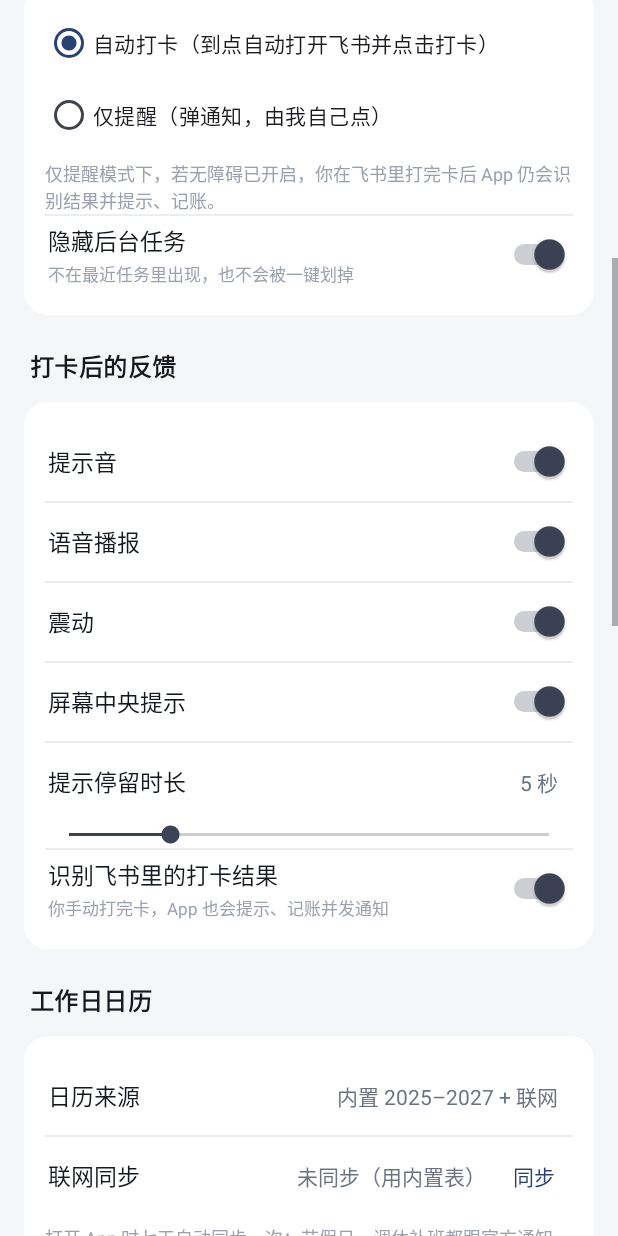
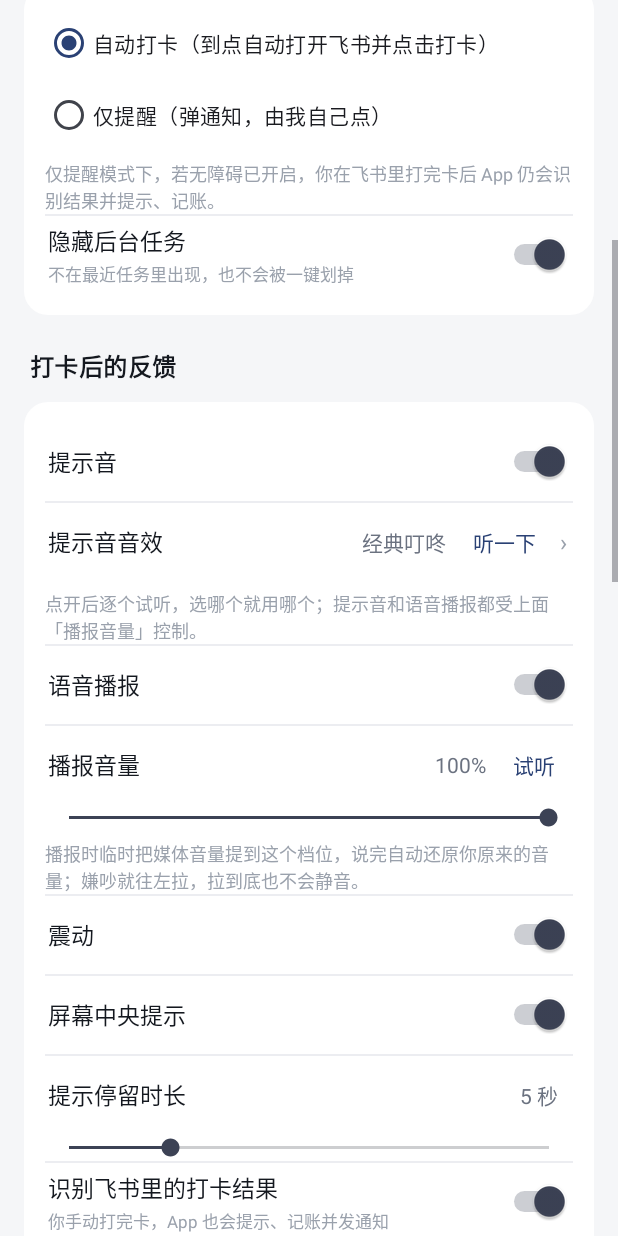
Before and after one commit to 6I0IM77/auto-clock-in, an Android app: the SettingsActivity screen opened directly, with no data from a screen before it, scrolled down 576 dp, on a phone screen of 412 x 824 dp. Run offline under Robolectric (Android 15) with nearby library versions, the phone set to English and light mode, and no system bars; libraries missing offline, so code that uses them is left out: rikka.shizuku.

Commit message:
v1.0.1：新增播报音量与提示音多选，修复误点消息列表「假勤」与人脸识别误报
- 设置：新增「播报音量」滑块（10~100%）+ 试听，播完自动还原媒体音量
- 设置：提示音多选（经典叮咚/清脆双响/电子确认/上扬提示/系统通知音），列表内点一下即试听
- 修复：进飞书时只在底部悬浮栏/标签栏寻找「假勤」入口，不再点消息列表里的同名会话
- 修复：人脸识别/活体检测期间只等待，必须看到「已打卡 HH:mm」才判成功
- 提示音改走媒体音量通道，与语音播报统一受播报音量控制
- versionCode 45

```diff
--- a/app/build.gradle.kts
+++ b/app/build.gradle.kts
@@ -11,7 +11,7 @@ android {
         applicationId = "com.shuangka.punch"
         minSdk = 26
         targetSdk = 34
-        versionCode = 41
+        versionCode = 45
         versionName = "1.0"
     }
 
--- a/app/src/main/java/com/shuangka/punch/data/PunchConfig.kt
+++ b/app/src/main/java/com/shuangka/punch/data/PunchConfig.kt
@@ -109,6 +109,11 @@ object PunchConfig {
     // ---------- 反馈 ----------
 
     fun soundOn(): Boolean = p.getBoolean("fb_sound", true)
+
+    /** 提示音音效序号（对应 Feedback.SOUND_STYLES，默认 0 = 经典叮咚） */
+    fun soundStyle(): Int = p.getInt("sound_style", 0).coerceIn(0, 4)
+
+    fun setSoundStyle(v: Int) = p.edit().putInt("sound_style", v.coerceIn(0, 4)).apply()
     fun voiceOn(): Boolean = p.getBoolean("fb_voice", true)
     fun vibrateOn(): Boolean = p.getBoolean("fb_vibrate", true)
     fun overlayOn(): Boolean = p.getBoolean("fb_overlay", true)
@@ -125,6 +130,11 @@ object PunchConfig {
     fun setVoiceOn(v: Boolean) = p.edit().putBoolean("fb_voice", v).apply()
     fun setVibrateOn(v: Boolean) = p.edit().putBoolean("fb_vibrate", v).apply()
     fun setOverlayOn(v: Boolean) = p.edit().putBoolean("fb_overlay", v).apply()
+
+    /** 语音播报的音量百分比（10~100，默认 100）——播报时临时把媒体音量拉到这个档，播完还原 */
+    fun voiceVolume(): Int = p.getInt("voice_vol", 100).coerceIn(10, 100)
+
+    fun setVoiceVolume(v: Int) = p.edit().putInt("voice_vol", v.coerceIn(10, 100)).apply()
 
     /** 屏幕中央提示停留几秒（1~20，默认 5） */
     fun tipSeconds(): Int = p.getInt("tip_seconds", 5).coerceIn(1, 20)
--- a/app/src/main/java/com/shuangka/punch/ui/SettingsActivity.kt
+++ b/app/src/main/java/com/shuangka/punch/ui/SettingsActivity.kt
@@ -28,6 +28,7 @@ import com.shuangka.punch.core.KeepAlive
 import com.shuangka.punch.core.PunchScheduler
 import com.shuangka.punch.core.PunchService
 import com.shuangka.punch.core.engine.AccessibilityUiController
+import com.shuangka.punch.core.feedback.Feedback
 import com.shuangka.punch.core.engine.EnginePicker
 import com.shuangka.punch.core.engine.ShizukuHelper
 import com.shuangka.punch.data.HolidayCalendar
@@ -71,6 +72,10 @@ class SettingsActivity : AppCompatActivity() {
     private lateinit var sbTipSeconds: SeekBar
     private lateinit var tvTipSeconds: TextView
 
+    private lateinit var sbVoiceVolume: SeekBar
+    private lateinit var tvVoiceVolume: TextView
+    private lateinit var tvSoundStyle: TextView
+
     private lateinit var etNavPath: EditText
     private lateinit var etInBtn: EditText
     private lateinit var etOutBtn: EditText
@@ -113,6 +118,10 @@ class SettingsActivity : AppCompatActivity() {
 
         sbTipSeconds = findViewById(R.id.sbTipSeconds)
         tvTipSeconds = findViewById(R.id.tvTipSeconds)
+
+        sbVoiceVolume = findViewById(R.id.sbVoiceVolume)
+        tvVoiceVolume = findViewById(R.id.tvVoiceVolume)
+        tvSoundStyle = findViewById(R.id.tvSoundStyle)
 
         etNavPath = findViewById(R.id.etNavPath)
         etInBtn = findViewById(R.id.etInBtn)
@@ -175,6 +184,33 @@ class SettingsActivity : AppCompatActivity() {
             override fun onStartTrackingTouch(bar: SeekBar) {}
             override fun onStopTrackingTouch(bar: SeekBar) {}
         })
+
+        // 语音播报音量（10%~100%，播报时临时抬高媒体音量）
+        sbVoiceVolume.progress = PunchConfig.voiceVolume() - 10
+        tvVoiceVolume.text = "${PunchConfig.voiceVolume()}%"
+        sbVoiceVolume.setOnSeekBarChangeListener(object : SeekBar.OnSeekBarChangeListener {
+            override fun onProgressChanged(bar: SeekBar, progress: Int, fromUser: Boolean) {
+                val vol = (progress + 10).coerceIn(10, 100)
+                tvVoiceVolume.text = "$vol%"
+                if (fromUser) PunchConfig.setVoiceVolume(vol)
+            }
+
+            override fun onStartTrackingTouch(bar: SeekBar) {}
+
+            override fun onStopTrackingTouch(bar: SeekBar) {
+                tvVoiceVolume.text = "${PunchConfig.voiceVolume()}%"
+                Feedback.speak(this@SettingsActivity, "语音播报音量 ${PunchConfig.voiceVolume()}%")
+            }
+        })
+        findViewById<TextView>(R.id.btnVoiceTest).setOnClickListener {
+            Feedback.speak(this, "上班打卡成功，现在是早上九点二十二分")
+            toast("试听中，音量 ${PunchConfig.voiceVolume()}%")
+        }
+
+        // 提示音音效：点开单选，点一下就响，方便逐个对比
+        tvSoundStyle.text = Feedback.styleLabel(PunchConfig.soundStyle())
+        findViewById<LinearLayout>(R.id.rowSoundStyle).setOnClickListener { pickSoundStyle() }
+        findViewById<TextView>(R.id.btnSoundTest).setOnClickListener { Feedback.playSound(this) }
 
         swSound.setOnCheckedChangeListener { _, v -> PunchConfig.setSoundOn(v) }
         swVoice.setOnCheckedChangeListener { _, v -> PunchConfig.setVoiceOn(v) }
@@ -365,6 +401,20 @@ class SettingsActivity : AppCompatActivity() {
                 refreshTimeLabels()
                 dialog.dismiss()
             }
+            .show()
+    }
+
+    /** 选提示音：点哪个立刻响哪个，对话框不关，方便来回对比 */
+    private fun pickSoundStyle() {
+        val labels = Feedback.SOUND_STYLES.map { it.label }.toTypedArray()
+        androidx.appcompat.app.AlertDialog.Builder(this)
+            .setTitle("选提示音（点一下试听）")
+            .setSingleChoiceItems(labels, PunchConfig.soundStyle()) { _, which ->
+                PunchConfig.setSoundStyle(which)
+                tvSoundStyle.text = Feedback.styleLabel(which)
+                Feedback.playSound(this)
+            }
+            .setNegativeButton("关闭", null)
             .show()
     }
 
--- a/app/src/main/res/layout/activity_settings.xml
+++ b/app/src/main/res/layout/activity_settings.xml
@@ -181,10 +181,37 @@
 
             <View style="@style/Divider" />
 
+            <LinearLayout android:id="@+id/rowSoundStyle" style="@style/Row">
+                <TextView style="@style/RowLabel" android:text="提示音音效" />
+                <TextView android:id="@+id/tvSoundStyle" style="@style/RowValue" android:text="经典叮咚" />
+                <TextView android:id="@+id/btnSoundTest" style="@style/LinkText" android:text="听一下" />
+                <TextView style="@style/Chevron" />
+            </LinearLayout>
+
+            <TextView style="@style/NoteText" android:text="点开后逐个试听，选哪个就用哪个；提示音和语音播报都受上面「播报音量」控制。" />
+
+            <View style="@style/Divider" />
+
             <LinearLayout style="@style/Row">
                 <TextView style="@style/RowLabel" android:text="语音播报" />
                 <Switch android:id="@+id/swVoice" android:layout_width="wrap_content" android:layout_height="wrap_content" />
             </LinearLayout>
+
+            <View style="@style/Divider" />
+
+            <LinearLayout style="@style/Row">
+                <TextView style="@style/RowLabel" android:text="播报音量" />
+                <TextView android:id="@+id/tvVoiceVolume" style="@style/RowValue" android:text="100%" />
+                <TextView android:id="@+id/btnVoiceTest" style="@style/LinkText" android:text="试听" />
+            </LinearLayout>
+
+            <SeekBar
+                android:id="@+id/sbVoiceVolume"
+                android:layout_width="match_parent"
+                android:layout_height="wrap_content"
+                android:max="90" />
+
+            <TextView style="@style/NoteText" android:text="播报时临时把媒体音量提到这个档位，说完自动还原你原来的音量；嫌吵就往左拉，拉到底也不会静音。" />
 
             <View style="@style/Divider" />
 
```
Also changed, not shown: app/src/main/java/com/shuangka/punch/core/engine/PunchFlow.kt (+51 -26 lines), app/src/main/java/com/shuangka/punch/core/engine/UiNode.kt (+29 -0 lines), app/src/main/java/com/shuangka/punch/core/feedback/Feedback.kt (+132 -6 lines), 2 other files.
